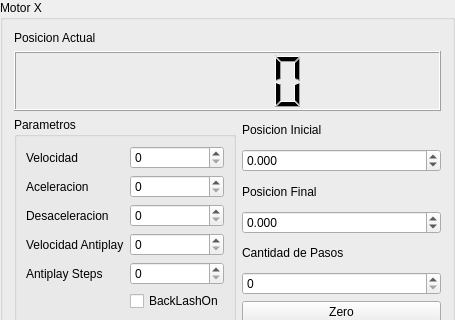
The window that components/Platina/conf.ui (FranciscoGauna/Microscopy-Program) describes before a commit, drawn with Qt 5; both pictures show x 0 to 455 and y 0 to 320 of the 455 by 464 pixel window.
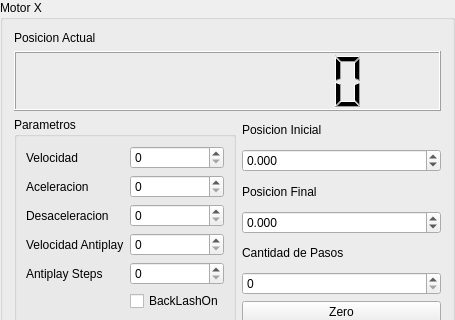
The same window after the commit.

The edit to the form file:
```diff
--- a/components/Platina/conf.ui
+++ b/components/Platina/conf.ui
@@ -7,7 +7,7 @@
     <x>0</x>
     <y>0</y>
     <width>455</width>
-    <height>463</height>
+    <height>461</height>
    </rect>
   </property>
   <property name="windowTitle">
@@ -38,6 +38,9 @@
        <bold>true</bold>
       </font>
      </property>
+     <property name="digitCount">
+      <number>9</number>
+     </property>
     </widget>
    </item>
    <item>
```
Left out of the diff: 20 changed lines with no effect on the pictures.
